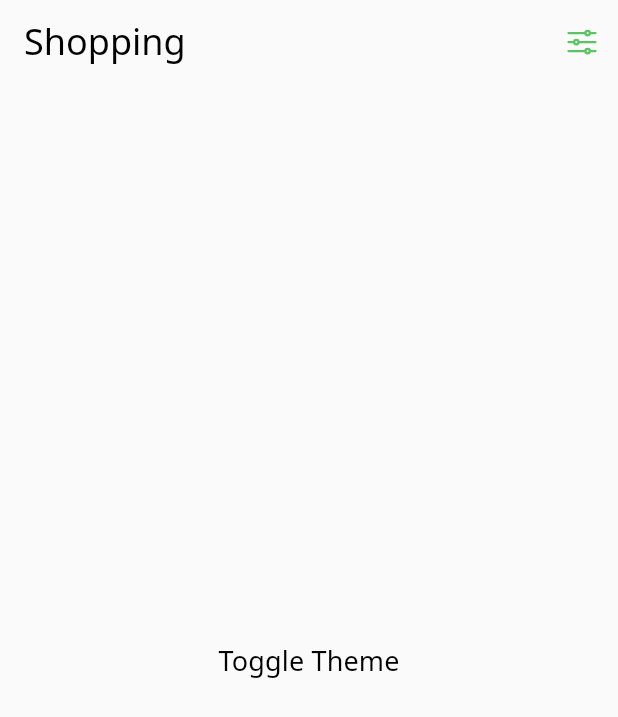
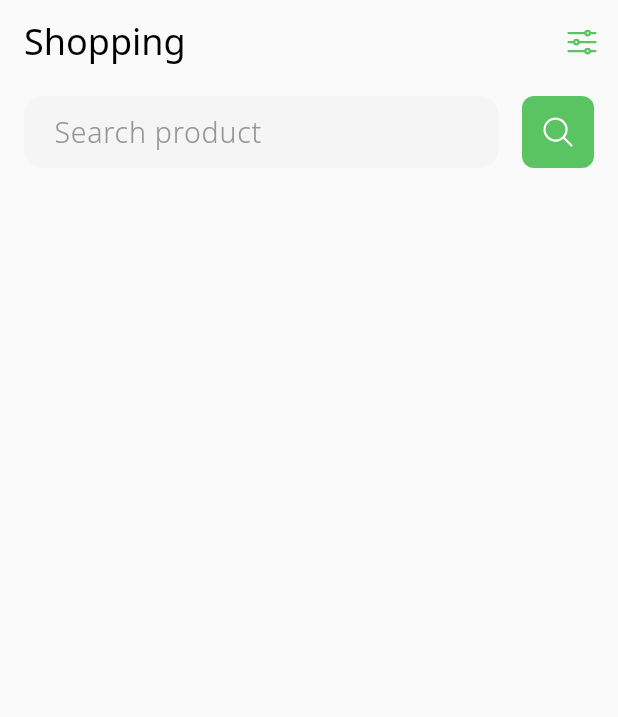
Before and after one commit to kangminchan99/Flutter-house_of_tomorrow, a Flutter app: the screen it shows after launch, on a phone screen of 412 x 824 dp. Shown: the top 717 px of the screen. Run offline on Flutter 3.47's test engine with Material 3 defaults, Android fonts, the phone set to English and light mode, and no system bars; our stand-ins replace flutter_svg; generated files the repository leaves out were written again.

Commit message:
InputField

```diff
--- a/lib/src/view/shopping/shopping_view.dart
+++ b/lib/src/view/shopping/shopping_view.dart
@@ -2,8 +2,8 @@ import 'package:flutter/material.dart';
 import 'package:houseoftomorrow/src/service/theme_service.dart';
 import 'package:houseoftomorrow/theme/components/bottom_sheet/setting_bottom_sheet.dart';
 import 'package:houseoftomorrow/theme/components/button/button.dart';
+import 'package:houseoftomorrow/theme/components/input_field.dart';
 import 'package:houseoftomorrow/util/lang/generated/l10n.dart';
-import 'package:provider/provider.dart';
 
 class ShoppingView extends StatelessWidget {
   const ShoppingView({super.key});
@@ -28,11 +28,24 @@ class ShoppingView extends StatelessWidget {
           ),
         ],
       ),
-      body: Center(
-        child: TextButton(
-          onPressed: context.read<ThemeService>().toggleTheme,
-          child: Text("Toggle Theme", style: context.typo.headline6),
-        ),
+      body: Column(
+        children: [
+          Padding(
+            padding: const EdgeInsets.symmetric(
+              horizontal: 16.0,
+              vertical: 8.0,
+            ),
+            child: Row(
+              children: [
+                // 검색
+                Expanded(child: InputField(hint: S.current.searchProduct)),
+                const SizedBox(width: 16.0),
+                // 검색 버튼
+                Button(onPressed: () {}, icon: 'search'),
+              ],
+            ),
+          ),
+        ],
       ),
     );
   }
--- /dev/null
+++ b/lib/theme/components/input_field.dart
@@ -0,0 +1,68 @@
+import 'package:flutter/material.dart';
+import 'package:houseoftomorrow/src/service/theme_service.dart';
+import 'package:houseoftomorrow/theme/components/button/button.dart';
+
+class InputField extends StatefulWidget {
+  final String? hint;
+  final TextEditingController? controller;
+  final void Function(String text)? onChanged;
+  final void Function(String text)? onSubmitted;
+  final void Function()? onClear;
+  const InputField({
+    super.key,
+    this.hint,
+    this.controller,
+    this.onChanged,
+    this.onSubmitted,
+    this.onClear,
+  });
+
+  @override
+  State<InputField> createState() => _InputFieldState();
+}
+
+class _InputFieldState extends State<InputField> {
+  late final TextEditingController controller =
+      widget.controller ?? TextEditingController();
+  @override
+  Widget build(BuildContext context) {
+    return TextField(
+      controller: controller,
+      onChanged: (value) {
+        widget.onChanged?.call(value);
+        setState(() {});
+      },
+      onSubmitted: widget.onSubmitted,
+      style: context.typo.headline5,
+      cursorColor: context.color.primary,
+      decoration: InputDecoration(
+        border: OutlineInputBorder(
+          borderSide: BorderSide(width: 0, style: BorderStyle.none),
+          borderRadius: BorderRadius.circular(12.0),
+        ),
+        filled: true,
+        fillColor: context.color.hintContainer,
+        hintText: widget.hint,
+        hintStyle: context.typo.headline5.copyWith(
+          fontWeight: context.typo.light,
+          color: context.color.onHintContainer,
+        ),
+        contentPadding: const EdgeInsets.symmetric(
+          horizontal: 16.0,
+          vertical: 11.5,
+        ),
+        suffixIcon: controller.text.isEmpty
+            ? null
+            : Button(
+                onPressed: () {
+                  controller.clear();
+                  widget.onClear?.call();
+                  setState(() {});
+                },
+                type: ButtonType.flat,
+                icon: 'close',
+              ),
+      ),
+    );
+  }
+}
```
